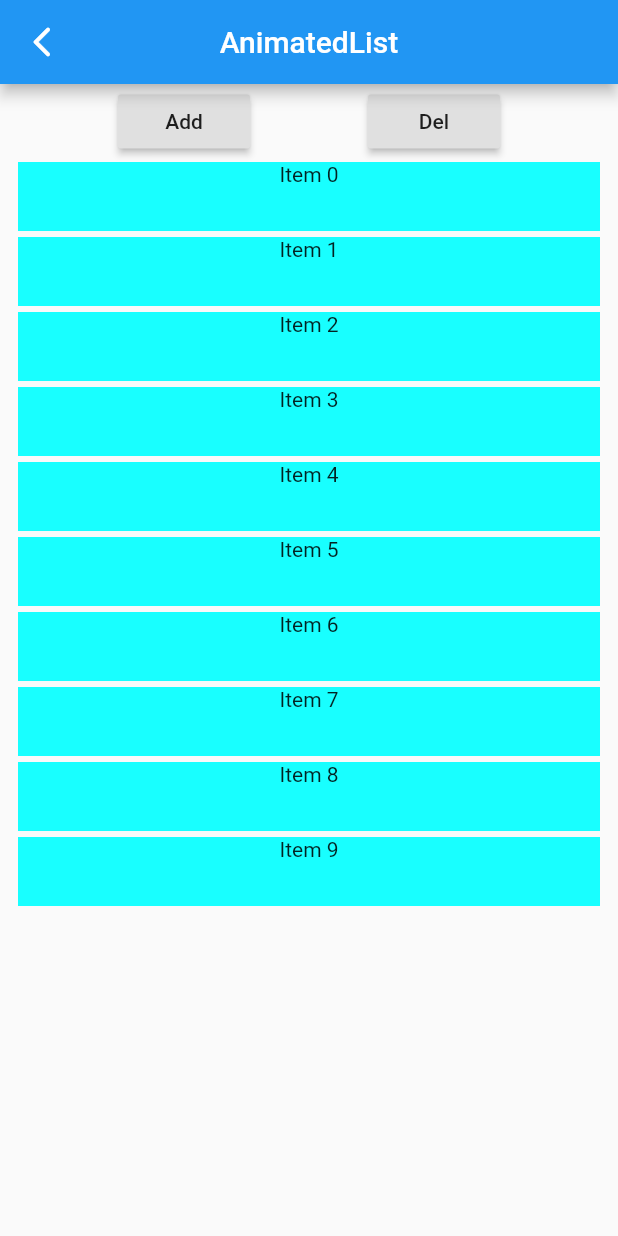
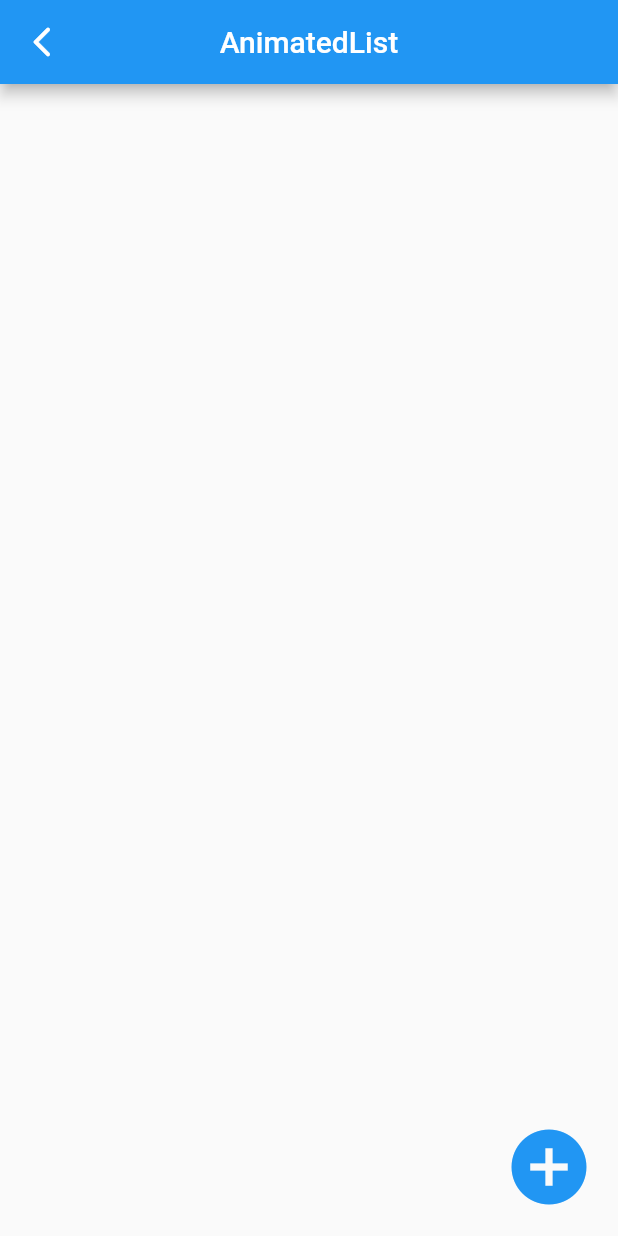
Before and after one commit to Code-Yeong/FLutterDemo, a Flutter app: the AnimatedListPage screen opened directly, on a phone screen of 412 x 824 dp. Run offline on Flutter 3.47's test engine with Material 2 defaults, Android fonts, the phone set to English and light mode, and no system bars; our stand-ins replace fluttertoast, webview_flutter; missing offline and left inert: aspectd.

Commit message:
更新列表动画

```diff
--- a/lib/AnimatedList/animated_list_page.dart
+++ b/lib/AnimatedList/animated_list_page.dart
@@ -1,4 +1,7 @@
+import 'dart:math';
+
 import 'package:flutter/material.dart';
+import 'package:flutter_demo/AnimatedList/item.dart';
 
 class AnimatedListPage extends StatefulWidget {
   @override
@@ -6,121 +9,58 @@ class AnimatedListPage extends StatefulWidget {
 }
 
 class _AnimatedListPageState extends State<AnimatedListPage> {
-  List<String> list = [];
+  List<ListItem> list = [];
   GlobalKey<AnimatedListState> listKey = GlobalKey<AnimatedListState>();
 
   @override
-  void initState() {
-    super.initState();
-    for (int i = 0; i < 10; i++) {
-      list.add('Item $i');
-    }
-    anim2 = Tween(begin: 0, end: 1);
-  }
-
-  Tween<int> anim2;
-
-  @override
   Widget build(BuildContext context) {
-    print('build...');
-    return Scaffold(
+    return SafeArea(
+      child: Scaffold(
         appBar: AppBar(
           title: Text('AnimatedList'),
         ),
         body: Container(
-        child: Column(
-          children: <Widget>[
-            Container(
-              height: 50.0,
-              child: Row(
-                mainAxisAlignment: MainAxisAlignment.spaceEvenly,
-                children: <Widget>[
-                  RaisedButton(
-                    child: Text('Add'),
-                    onPressed: () {
-                      list.insert(0, 'new');
-                      listKey.currentState.insertItem(0);
-                      setState(() {});
-                    },
-                  ),
-                  RaisedButton(
-                    child: Text('Del'),
-                    onPressed: () {
-                      if (list.length > 0) {
-                        listKey.currentState.removeItem(0, (context, animation) {
-                          return SizeTransition(
-                            sizeFactor: animation.drive(Tween(begin: 0, end: 1)),
-                            child: Container(
-                              width: double.infinity,
-                              height: 50.0,
-                              padding: const EdgeInsets.symmetric(vertical: 2.0, horizontal: 12.0),
-                              child: list.length > 0
-                                  ? Container(
-                                      color: Colors.cyanAccent,
-                                      child: Text(
-                                        '${list[0]}',
-                                        textAlign: TextAlign.center,
-                                      ),
-                                    )
-                                  : Container(),
-                            ),
-                          );
-                        });
-                        list.removeAt(0);
-                        setState(() {});
-                      }
-                    },
-                  ),
-                ],
-              ),
-            ),
-            Expanded(
-              child: Container(
-                child: list.length > 0
-                    ? AnimatedList(
+          child: AnimatedList(
             key: listKey,
             initialItemCount: list.length,
             itemBuilder: (context, index, animation) {
               return SizeTransition(
                 sizeFactor: animation.drive(Tween(begin: 0, end: 1)),
-                            child: ListItem(text: list[index]),
+                child: ListTile(
+                  leading: Text('${list[index].id}'),
+                  title: Text('${list[index].name}'),
+                  trailing: GestureDetector(
+                    onTap: () {
+                      deleteItemAt(index);
+                    },
+                    child: Text('删除'),
+                  ),
+                ),
               );
             },
-                      )
-                    : Container(),
           ),
         ),
-          ],
+        floatingActionButton: GestureDetector(
+          onTap: () {
+            listKey.currentState.insertItem(list.length);
+            list.add(ListItem(id: generateId, name: '测试选项'));
+          },
+          child: Icon(Icons.add_circle, color: Colors.blue, size: 60.0),
         ),
+        floatingActionButtonLocation: FloatingActionButtonLocation.endFloat,
       ),
     );
   }
 
-  @override
-  void didUpdateWidget(AnimatedListPage oldWidget) {
-    super.didUpdateWidget(oldWidget);
-    print('update....');
-  }
+  deleteItemAt(int index) {
+    listKey.currentState.removeItem(index, (context, animation) {
+      return SizeTransition(
+        sizeFactor: animation.drive(Tween(begin: 0, end: 1)),
+        child: Container(width: double.infinity, height: 50.0, child: Container(color: Colors.white)),
+      );
+    });
+    list.removeAt(index);
   }
 
-class ListItem extends StatelessWidget {
-  final String text;
-
-  ListItem({this.text});
-
-  @override
-  Widget build(BuildContext context) {
-    return Container(
-      width: double.infinity,
-      height: 50.0,
-      padding: const EdgeInsets.symmetric(vertical: 2.0, horizontal: 12.0),
-      child: Container(
-        color: Colors.cyanAccent,
-        child: Text(
-          '$text',
-          textAlign: TextAlign.center,
-        ),
-      ),
-    );
+  int get generateId => DateTime.now().millisecondsSinceEpoch;
 }
-}
--- /dev/null
+++ b/lib/AnimatedList/item.dart
@@ -0,0 +1,8 @@
+
+
+class ListItem {
+  int id;
+  String name;
+
+  ListItem({this.id, this.name});
+}
```
Lines whose indentation alone changed are shown as unchanged.
